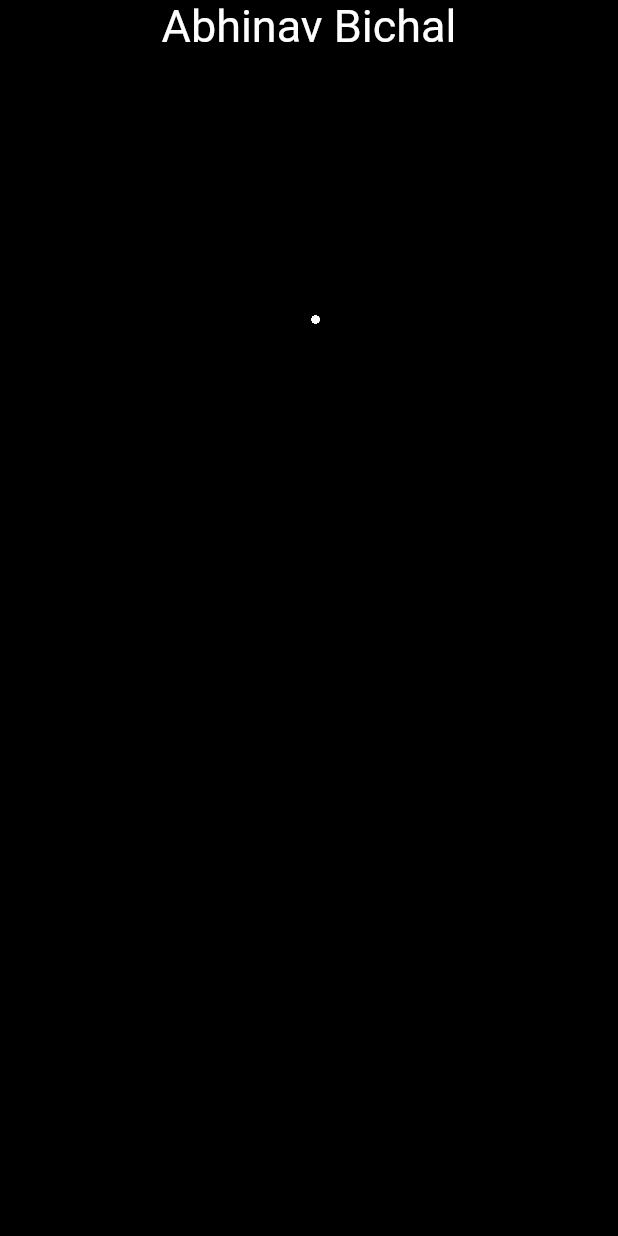
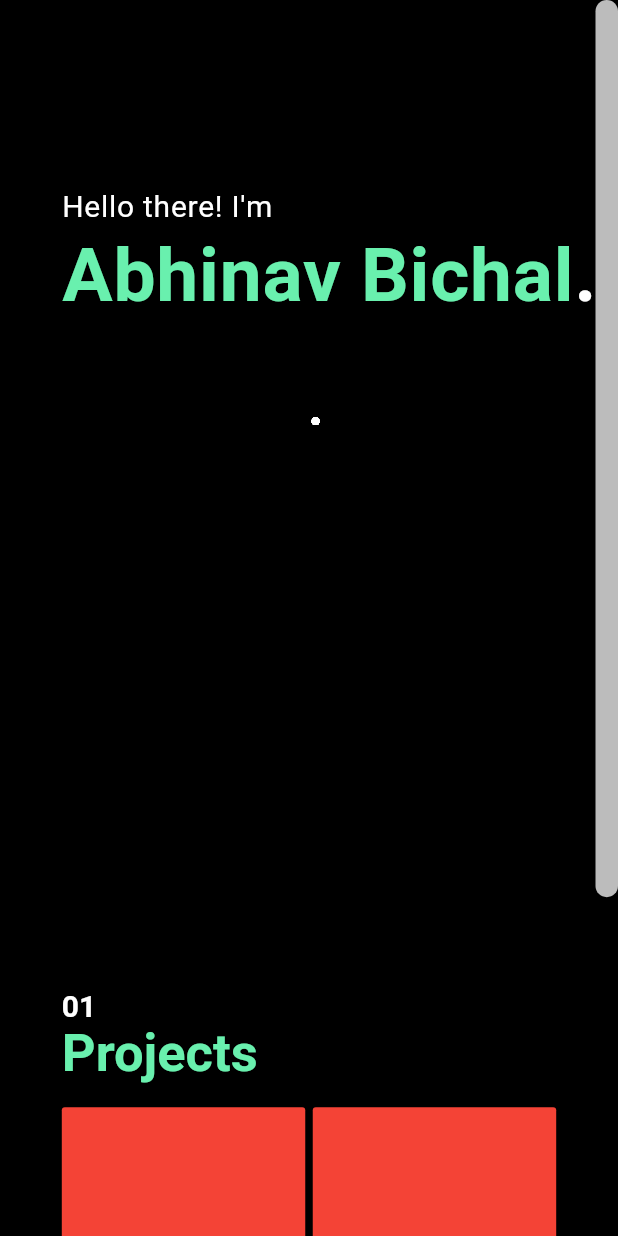
Before and after one commit to thabat12/Constellations_Template, a Flutter app: the screen it shows after launch, on a phone screen of 412 x 824 dp. Run offline on Flutter 3.47's test engine with Material 2 defaults, Android fonts, the phone set to English and light mode, and no system bars.

Commit message:
creating the integrated ui

```diff
--- a/lib/main.dart
+++ b/lib/main.dart
@@ -1,3 +1,4 @@
+import 'package:flutter/cupertino.dart';
 import 'package:flutter/material.dart';
 import 'package:flutter_website/physics/node_handler.dart';
 import 'package:provider/provider.dart';
@@ -30,18 +31,33 @@ class HomePage extends StatefulWidget {
 }
 
 class _HomePageState extends State<HomePage> {
+
+
   @override
   Widget build(BuildContext context) {
+
+    const TextStyle smallFont = TextStyle(
+      color: Colors.white,
+    );
+
     return Scaffold(
       backgroundColor: Colors.black,
-      body: Column(
+      body: Scrollbar(
+        isAlwaysShown: true,
+        radius: Radius.circular(15),
+        thickness: 15,
+        showTrackOnHover: true,
+        child: SingleChildScrollView(
+          physics: BouncingScrollPhysics(
+          ),
+          child: Column(
             children: [
               Stack(
                 children: [
                   ChangeNotifierProvider(
                     create: (ctx) => NodeHandler(50, BoxConstraints(maxWidth: 0.0, maxHeight: 0.0)),
                     child: Container(
-                    height: 500,
+                        height: MediaQuery.of(context).size.height * 0.8,
                         child: LayoutBuilder(
                           builder: (BuildContext context, BoxConstraints constraints) {
                             Provider.of<NodeHandler>(context).updateConstraints(constraints);
@@ -50,19 +66,107 @@ class _HomePageState extends State<HomePage> {
                         )
                     ),
                   ),
-              Center(
-                child: Container(
-                  child: Text('Abhinav Bichal',
+                  Positioned(
+                    left: MediaQuery.of(context).size.width * 0.10,
+                      top: MediaQuery.of(context).size.height * 0.15,
+                      child: SelectableText.rich(
+                          TextSpan(
+                              text: 'Hello there! I\'m\n',
                               style: TextStyle(
-                    fontSize: 30,
+                                letterSpacing: 0.5,
+                              height: 1.3,
+                              color: Colors.white,
+                              fontSize: 20,
+                            ),
+                            children: <TextSpan>[
+                              TextSpan(
+                                text: 'Abhinav Bichal',
+                                style: TextStyle(
+                                  color: Colors.greenAccent,
+                                  fontSize: 50,
+                                  fontWeight: FontWeight.bold,
+                                ),
+                              ),
+                              TextSpan(
+                                text: '.\n\n\n',
+                                style: TextStyle(
+                                  color: Colors.white,
+                                  fontSize: 50,
+                                  fontWeight: FontWeight.bold,
+                                ),
+                              )
+
+                            ]
+                      ),
+
+                      )
+                  )
+                ],
+              ),
+              Column(
+                children: [
+                  Container(
+                    padding: EdgeInsets.only(
+                      left: MediaQuery.of(context).size.width * 0.10,
+                    ),
+                    alignment: Alignment.topLeft,
+                    color: Colors.black,
+                    child: Column(
+                      children: [
+                        SelectableText.rich(
+                          TextSpan(
+                            text: '01\n',
+                            style: TextStyle(
+                              fontWeight: FontWeight.bold,
+                              fontSize: 20,
                               color: Colors.white,
                             ),
+                            children: <TextSpan>[
+                              TextSpan(
+                                text: 'Projects',
+                                style: TextStyle(
+                                  color: Colors.greenAccent,
+                                  fontSize: 35,
+                                  fontWeight: FontWeight.bold,
+                                )
+                              )
+                            ]
                           ),
+                        ),
+                      ],
+                    ),
+                  ),
+                  Container(
+                    height: MediaQuery.of(context).size.height * 0.5,
+                    child: GridView.count(
+                        crossAxisCount: 2,
+                        crossAxisSpacing: 5,
+                        mainAxisSpacing: 5,
+                        padding: EdgeInsets.only(
+                          left:  MediaQuery.of(context).size.width * 0.10,
+                          right:  MediaQuery.of(context).size.width * 0.10,
+                          top: 15,
+                        ),
+                        children: [
+                          MaterialButton(
+                            color: Colors.red,
+                            onPressed: () {  },
+                          ), MaterialButton(
+                            color: Colors.red,
+                            onPressed: () {  },
+                          ),
+                          MaterialButton(
+                            color: Colors.red,
+                            onPressed: () {  },
+                          )
+                        ],
                     ),
                   )
                 ],
+              )
+            ],
           ),
-        ],
+        ),
       ),
     );
   }
--- a/lib/widgets/canvas.dart
+++ b/lib/widgets/canvas.dart
@@ -44,12 +44,12 @@ class _MyCanvasState extends State<MyCanvas> with SingleTickerProviderStateMixin
         if (status == AnimationStatus.completed) {
 
           setState(() {
-            _nodeHandler.updateWithMouse(xpos, ypos, 0.2);
+            _nodeHandler.updateWithMouse(xpos, ypos, 0.10);
           });
           _controller.reverse();
         } else if (status == AnimationStatus.dismissed) {
           setState(() {
-            _nodeHandler.updateWithMouse(xpos, ypos, 0.20);
+            _nodeHandler.updateWithMouse(xpos, ypos, 0.10);
           });
           _controller.forward();
         }
```
Also changed, not shown: lib/physics/node.dart (+42 -3 lines), lib/physics/node_handler.dart (+13 -3 lines). Lines whose indentation alone changed are shown as unchanged.
